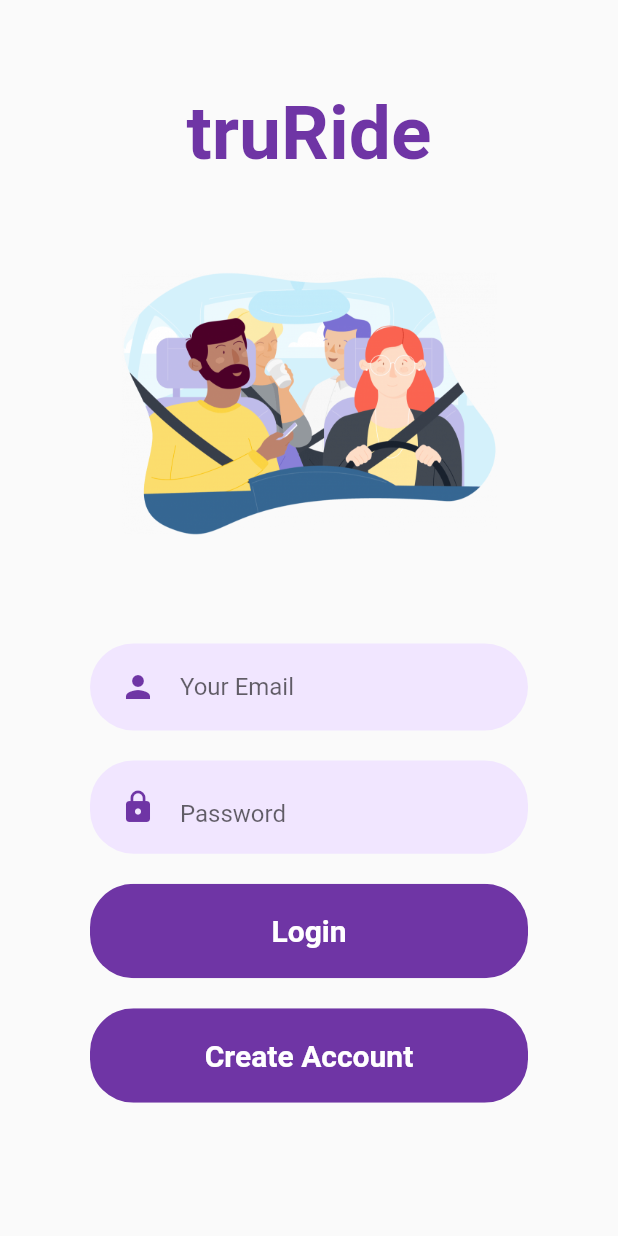
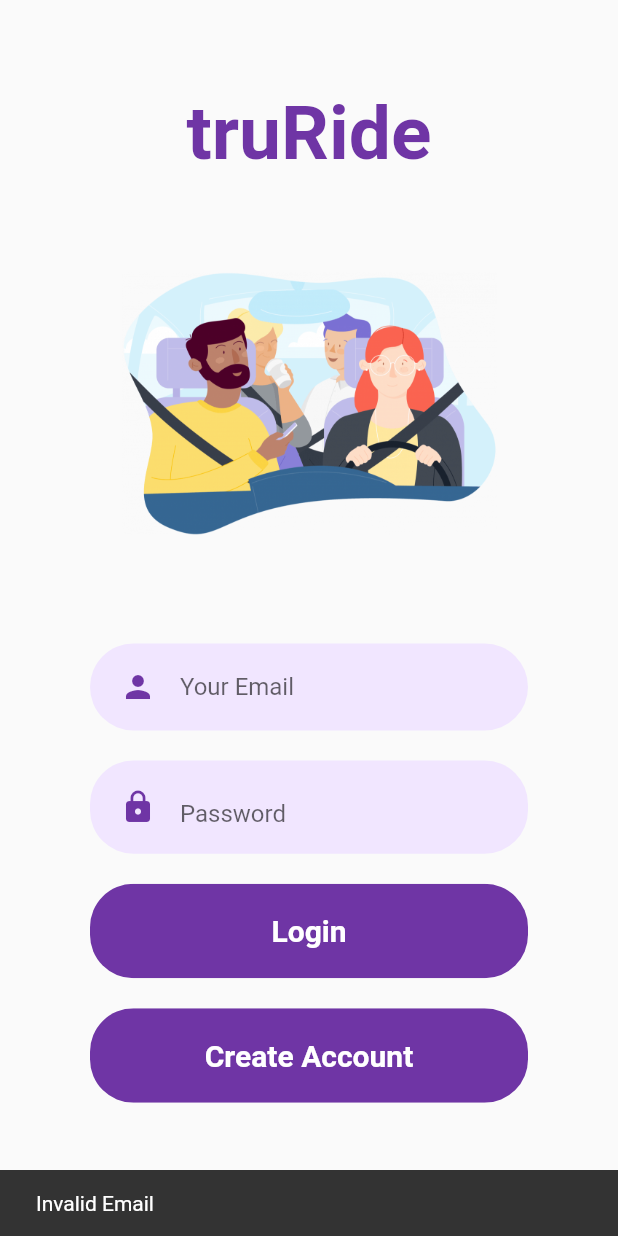
Before and after one commit to kwakubonsam/carpool, a Flutter app: the LoginScreen screen opened directly with empty values, after a tap on "Create Account", on a phone screen of 412 x 824 dp. Run offline on Flutter 3.47's test engine with Material 2 defaults, Android fonts, the phone set to English and light mode, and no system bars; our stand-ins replace cloud_firestore, firebase_auth, firebase_core, flutter_form_builder, flutter_svg; accounts and stored records are empty; network calls fail.

```diff
--- a/lib/screens/home.dart
+++ b/lib/screens/home.dart
@@ -8,14 +8,12 @@ import 'package:carpool/screens/driver/drivers.dart';
 import 'package:carpool/screens/passenger/passenger.dart';
 import 'package:carpool/services/auth.dart';
 import 'package:carpool/constants.dart';
-//import 'package:todo_app/services/database.dart';
-//import 'package:todo_app/widgets/todo_card.dart';
+
 
 class Home extends StatefulWidget {
   final FirebaseAuth auth;
-  final FirebaseFirestore firestore;
 
-  const Home({Key key, this.auth, this.firestore}) : super(key: key);
+  const Home({Key key, this.auth}) : super(key: key);
 
   @override
   _HomeState createState() => _HomeState();
--- a/lib/screens/login/login_screen.dart
+++ b/lib/screens/login/login_screen.dart
@@ -6,16 +6,15 @@ import 'package:carpool/components/toggle.dart';
 import 'package:carpool/components/rounded_input_field.dart';
 import 'package:carpool/components/rounded_password_field.dart';
 import 'package:carpool/services/auth.dart';
+import 'package:carpool/screens/confirmemail.dart';
 import 'package:flutter_svg/svg.dart';
 
 class LoginScreen extends StatefulWidget {
   final FirebaseAuth auth;
-  final FirebaseFirestore firestore;
 
   const LoginScreen({
     Key key,
     @required this.auth,
-    @required this.firestore,
   }) : super(key: key);
   @override
   _LoginState createState() => _LoginState();
@@ -24,6 +23,7 @@ class LoginScreen extends StatefulWidget {
 class _LoginState extends State<LoginScreen> {
   final TextEditingController _emailController = TextEditingController();
   final TextEditingController _passwordController = TextEditingController();
+  RegExp email = RegExp(r'[a-z]{2,3}\d{4}@truman+\.edu');
   @override
   Widget build(BuildContext context) {
     Size size = MediaQuery.of(context).size;
@@ -80,10 +80,10 @@ class _LoginState extends State<LoginScreen> {
                 key: const ValueKey("createAccount"),
                 text: "Create Account",
                 press:() async {
-                  if(_emailController.text == "eoo4633@truman.edu"){
+                  if(!email.hasMatch(_emailController.text)){
                     Scaffold.of(context).showSnackBar(
                         SnackBar(
-                          content: Text("Correct"),
+                          content: Text("Invalid Email"),
                         ),
                     );
                   }
--- a/lib/services/auth.dart
+++ b/lib/services/auth.dart
@@ -1,41 +1,34 @@
 import 'package:firebase_auth/firebase_auth.dart';
-
+import 'package:cloud_firestore/cloud_firestore.dart';
 class Auth {
   final FirebaseAuth auth;
 
   Auth({this.auth});
 
-  Stream<User> get user => auth.authStateChanges();
+  Stream<User> get onAuthStateChanged => auth.authStateChanges();
 
   Future<String> createAccount({String email, String password}) async {
-    try {
-      await auth.createUserWithEmailAndPassword(
+    try{
+        User users  = (await auth.createUserWithEmailAndPassword(
         email: email.trim(),
         password: password.trim(),
-      );
+      )).user;
+
       return "Success";
     } on FirebaseAuthException catch (e) {
-      if (e.code == 'email-already-in-use') {
-        return 'The account already exists for that email.';
-      } else if (e.code == 'weak-password') {
-        return 'The password provided is too weak.';
-      }
-    } catch (e) {
-      rethrow;
+      return e.message;
     }
   }
 
   Future<String> signIn({String email, String password}) async {
     try {
-      await auth.signInWithEmailAndPassword(
+     User users = (await auth.signInWithEmailAndPassword(
         email: email.trim(),
         password: password.trim(),
-      );
+      )).user;
       return "Success";
     } on FirebaseAuthException catch (e) {
       return e.message;
-    } catch (e) {
-      rethrow;
     }
   }
 
--- a/lib/services/search.dart
+++ b/lib/services/search.dart
@@ -80,7 +80,7 @@ class RideSearch extends SearchDelegate<PassengerModel> {
                     ),
                   ),
                   Text(
-                    "Phone number: +" + a.number,
+                    "Phone number: " + "("+a.number.substring(0,3) +")"+a.number.substring(3,10),
                     textAlign: TextAlign.start,
                     style: const TextStyle(
                       fontSize: 15,
@@ -104,7 +104,7 @@ class RideSearch extends SearchDelegate<PassengerModel> {
                     ),
                   ),
                   Text(
-                    "Date: " + new DateFormat.yMMMd().format(new DateTime.fromMillisecondsSinceEpoch(a.datetime)),
+                    " Trip Date: " + new DateFormat.yMMMd().format(new DateTime.fromMillisecondsSinceEpoch(a.datetime)),
                     textAlign: TextAlign.start,
                     style: const TextStyle(
                       fontSize: 15,
@@ -112,7 +112,7 @@ class RideSearch extends SearchDelegate<PassengerModel> {
                     ),
                   ),
                   Text(
-                    "Time: " +  new DateFormat.jm().format(DateTime.parse(new DateTime.fromMillisecondsSinceEpoch(a.datetime).toString())),
+                    "Trip Time: " +  new DateFormat.jm().format(DateTime.parse(new DateTime.fromMillisecondsSinceEpoch(a.datetime).toString())),
                     textAlign: TextAlign.start,
                     style: const TextStyle(
                       fontSize: 15,
```
Also changed, not shown: lib/main.dart (+8 -11 lines), lib/screens/confirmemail.dart (added, +56 -0 lines), lib/widgets/RideCard.dart (+5 -4 lines), 1 other file.
